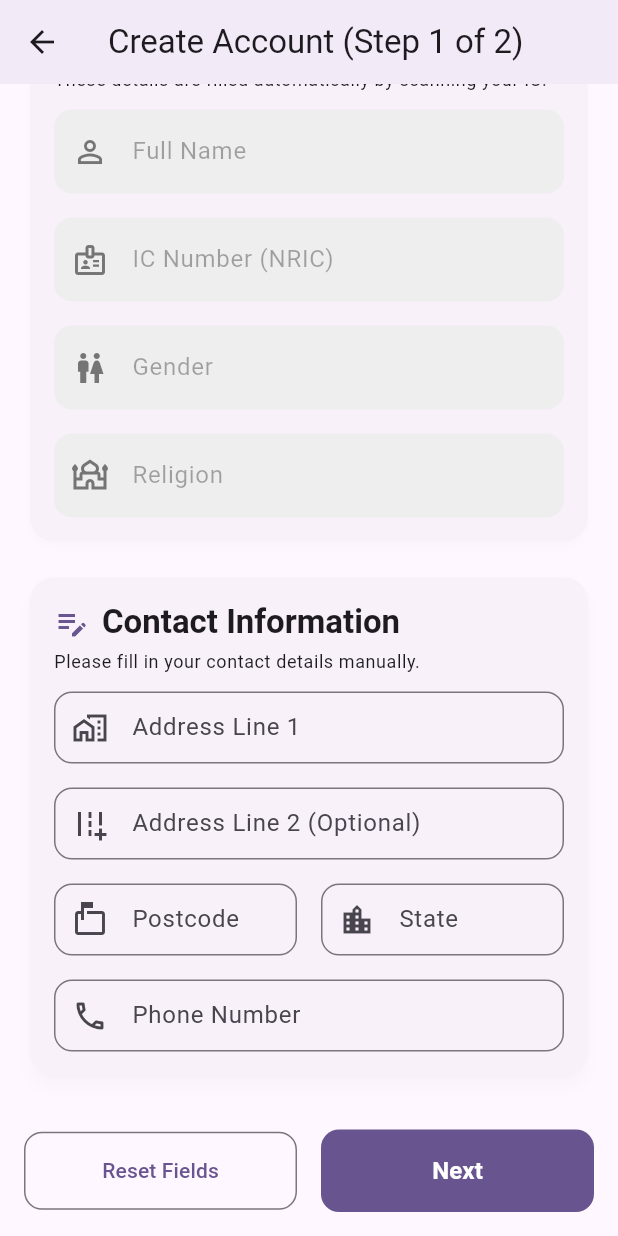
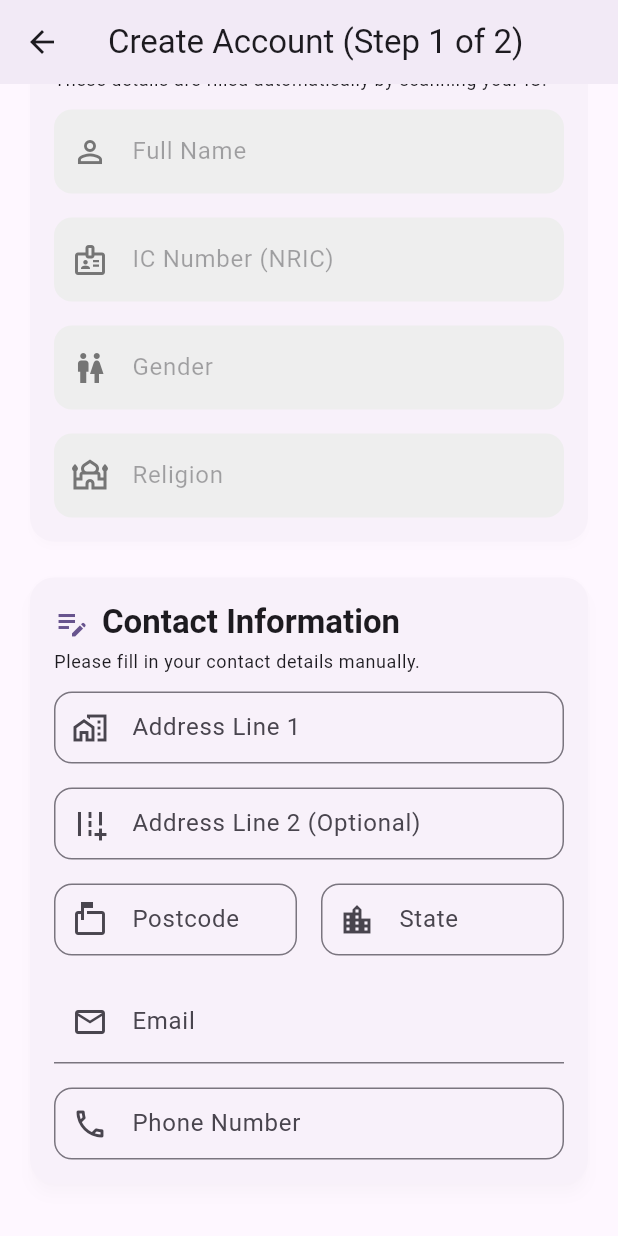
Before and after one commit to evansleong/fyp_ai_smart_shelf, a Flutter app: the RegisterDetailsScreen screen opened directly, scrolled down 239 dp, on a phone screen of 412 x 824 dp. Run offline on Flutter 3.47's test engine with Material 3 defaults, Android fonts, the phone set to English and light mode, and no system bars; our stand-ins replace camera, permission_handler; missing offline and left inert: google_mlkit_face_detection, google_mlkit_text_recognition, mobile_scanner.

Commit message:
add email field

```diff
--- a/lib/presentation/register_details_screen.dart
+++ b/lib/presentation/register_details_screen.dart
@@ -25,6 +25,7 @@ class _RegisterDetailsScreenState extends State<RegisterDetailsScreen> {
 
   // --- Controllers ---
   final TextEditingController _nameController = TextEditingController();
+  final TextEditingController _emailController = TextEditingController();
   final TextEditingController _icController = TextEditingController();
   final TextEditingController _phoneController = TextEditingController();
   final TextEditingController _genderController = TextEditingController();
@@ -36,8 +37,8 @@ class _RegisterDetailsScreenState extends State<RegisterDetailsScreen> {
 
   @override
   void dispose() {
-    // (All your dispose methods remain the same)
     _nameController.dispose();
+    _emailController.dispose();
     _icController.dispose();
     _phoneController.dispose();
     _addressLine1Controller.dispose();
@@ -128,6 +129,7 @@ class _RegisterDetailsScreenState extends State<RegisterDetailsScreen> {
         // 5. Package all data into a Map
         final userDetails = {
           'name': _nameController.text,
+          'email': _emailController.text,
           'icNumber': _icController.text,
           'gender': _genderController.text,
           'religion': _religionController.text,
@@ -358,6 +360,25 @@ class _RegisterDetailsScreenState extends State<RegisterDetailsScreen> {
             ),
             const SizedBox(height: 16),
             TextFormField(
+              controller: _emailController,
+              decoration: const InputDecoration(
+                labelText: 'Email',
+                prefixIcon: Icon(Icons.email_outlined),
+                hintText: 'example@email.com',
+              ),
+              keyboardType: TextInputType.emailAddress,
+              validator: (value) {
+                if (value == null || value.isEmpty) {
+                  return 'Please enter your email';
+                }
+                if (!RegExp(r'^[\w-\.]+@([\w-]+\.)+[\w-]{2,4}$').hasMatch(value)) {
+                  return 'Please enter a valid email address';
+                }
+                return null;
+              },
+            ),
+            const SizedBox(height: 16),
+            TextFormField(
               controller: _phoneController,
               decoration: inputDecoration.copyWith(
                 labelText: 'Phone Number',
```
Also changed, not shown: pubspec.lock.
